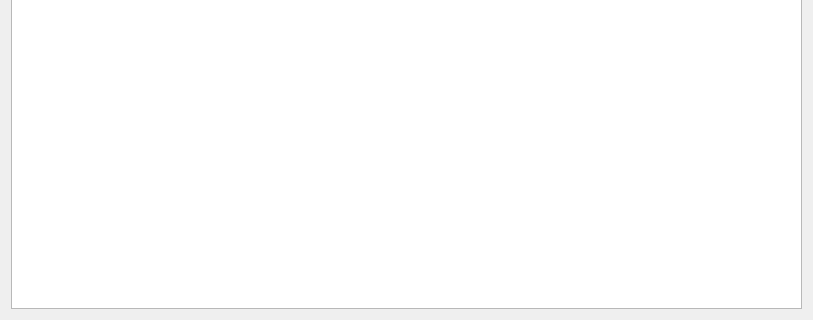
Before: the Qt Designer form SpreadSheet.ui in kiwiskewer/PerfmonViewer, drawn with Qt 5; both pictures show x 0 to 813 and y 377 to 697 of the 813 by 697 pixel window.
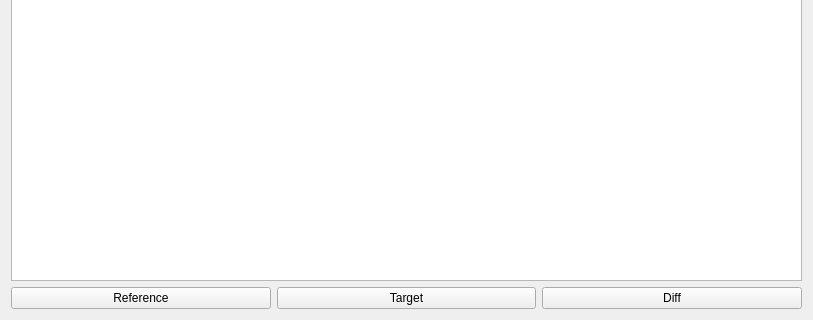
After: the same form once the commit is applied.

```diff
--- a/SpreadSheet.ui
+++ b/SpreadSheet.ui
@@ -13,8 +13,8 @@
   <property name="windowTitle">
    <string>Form</string>
   </property>
-  <layout class="QGridLayout" name="gridLayout_2">
-   <item row="0" column="0">
+  <layout class="QVBoxLayout" name="verticalLayout">
+   <item>
     <layout class="QGridLayout" name="gridLayout">
      <item row="0" column="0">
       <widget class="QTableView" name="tableView_pfmonBatchTable">
@@ -25,6 +25,31 @@
      </item>
     </layout>
    </item>
+   <item>
+    <layout class="QHBoxLayout" name="horizontalLayout">
+     <item>
+      <widget class="QPushButton" name="pushButton">
+       <property name="text">
+        <string>Reference</string>
+       </property>
+      </widget>
+     </item>
+     <item>
+      <widget class="QPushButton" name="pushButton_2">
+       <property name="text">
+        <string>Target</string>
+       </property>
+      </widget>
+     </item>
+     <item>
+      <widget class="QPushButton" name="pushButton_3">
+       <property name="text">
+        <string>Diff</string>
+       </property>
+      </widget>
+     </item>
+    </layout>
+   </item>
   </layout>
  </widget>
  <resources/>
```
